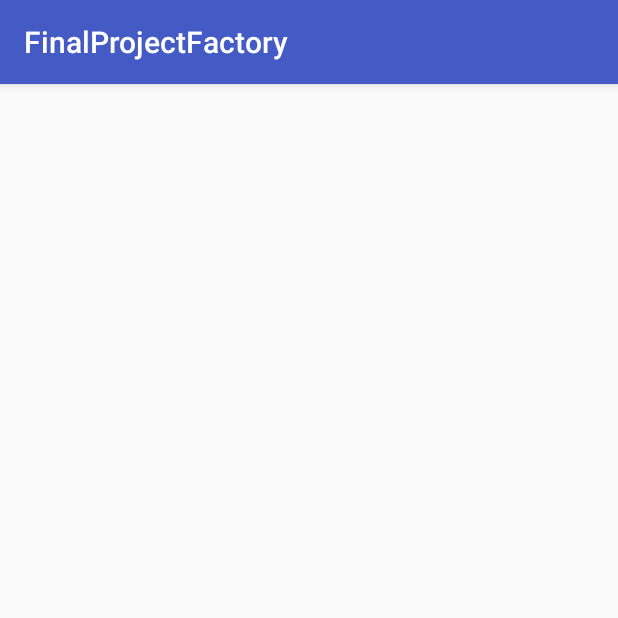
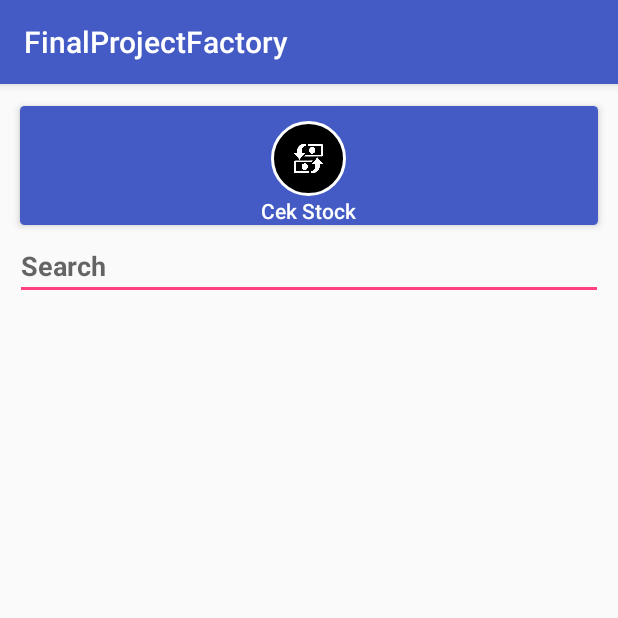
Before and after one commit to frapslover63/FinalProjectFactory, an Android app: the ListBarangActivity screen opened directly, with no data from a screen before it, on a phone screen of 412 x 824 dp, the top half of it. Run offline under Robolectric (Android 15) with nearby library versions, the phone set to English and light mode, and no system bars.

Commit message:
Update activity_list_barang.xml

```diff
--- a/app/src/main/res/layout/activity_list_barang.xml
+++ b/app/src/main/res/layout/activity_list_barang.xml
@@ -7,4 +7,92 @@
         android:layout_height="match_parent"
         tools:context=".ListBarangActivity">
 
+    <android.support.v7.widget.CardView
+            android:id="@+id/judulpage"
+            android:layout_width="match_parent"
+            android:layout_height="wrap_content"
+            android:layout_centerInParent="true"
+            android:layout_marginLeft="10dp"
+            android:layout_marginRight="10dp"
+            android:layout_marginTop="10dp"
+            app:cardCornerRadius="3dp"
+            app:cardElevation="3dp"
+            app:cardPreventCornerOverlap="false"
+            app:cardUseCompatPadding="true"
+            app:layout_constraintEnd_toEndOf="parent"
+            app:layout_constraintStart_toStartOf="parent"
+            app:layout_constraintTop_toTopOf="parent">
+        <LinearLayout
+                android:id="@+id/linearlayout"
+                android:layout_width="match_parent"
+                android:layout_height="79dp"
+                android:background="@color/colorPrimary"
+                android:gravity="center"
+                android:orientation="vertical">
+            <ImageView
+                    android:layout_width="50dp"
+                    android:layout_height="50dp"
+                    android:layout_marginTop="10dp"
+                    android:background="@drawable/circle"
+                    android:padding="10dp"
+                    android:src="@drawable/translogo"
+                    android:tint="@color/white"/>
+            <TextView
+                    android:layout_width="wrap_content"
+                    android:layout_height="wrap_content"
+                    android:fontFamily="sans-serif-medium"
+                    android:text="@string/cek_stock"
+                    android:textColor="@color/white"
+                    android:textSize="14sp"/>
+        </LinearLayout>
+
+    </android.support.v7.widget.CardView>
+
+    <android.support.constraint.ConstraintLayout
+            android:id="@+id/search_bar"
+            android:layout_width="match_parent"
+            android:layout_height="wrap_content"
+            android:layout_marginLeft="10dp"
+            android:layout_marginRight="10dp"
+            android:layout_marginBottom="8dp"
+            android:orientation="horizontal"
+            app:layout_constraintBottom_toBottomOf="parent"
+            app:layout_constraintEnd_toEndOf="parent"
+            app:layout_constraintHorizontal_bias="0.526"
+            app:layout_constraintStart_toStartOf="parent"
+            app:layout_constraintTop_toBottomOf="@+id/judulpage"
+            app:layout_constraintVertical_bias="0.0">
+        <LinearLayout
+                android:layout_width="match_parent"
+                android:layout_height="wrap_content"
+                android:orientation="horizontal"
+                app:layout_constraintStart_toStartOf="parent"
+                app:layout_constraintEnd_toEndOf="parent"
+                app:layout_constraintTop_toTopOf="parent"
+                app:layout_constraintBottom_toBottomOf="parent">
+            <EditText
+                    android:id="@+id/main2_search_edittext"
+                    android:layout_width="0dp"
+                    android:layout_height="wrap_content"
+                    android:layout_weight="3"
+                    android:hint="@string/search"
+                    app:layout_constraintBottom_toBottomOf="parent"
+                    app:layout_constraintEnd_toStartOf="parent"
+                    app:layout_constraintHorizontal_bias="0.666"
+                    app:layout_constraintStart_toStartOf="parent"
+                    app:layout_constraintTop_toTopOf="parent"
+                    app:layout_constraintVertical_bias="0.0" android:textAlignment="viewStart"
+                    android:textStyle="bold" android:textAllCaps="false"/>
+        </LinearLayout>
+
+    </android.support.constraint.ConstraintLayout>
+
+    <android.support.v7.widget.RecyclerView
+            android:id="@+id/recycler_list_sendal"
+            android:layout_width="0dp"
+            android:layout_height="0dp"
+            app:layout_constraintTop_toBottomOf="@+id/search_bar" app:layout_constraintEnd_toEndOf="parent"
+            app:layout_constraintStart_toStartOf="parent"
+            app:layout_constraintBottom_toBottomOf="parent"/>
+
 </android.support.constraint.ConstraintLayout>
```
